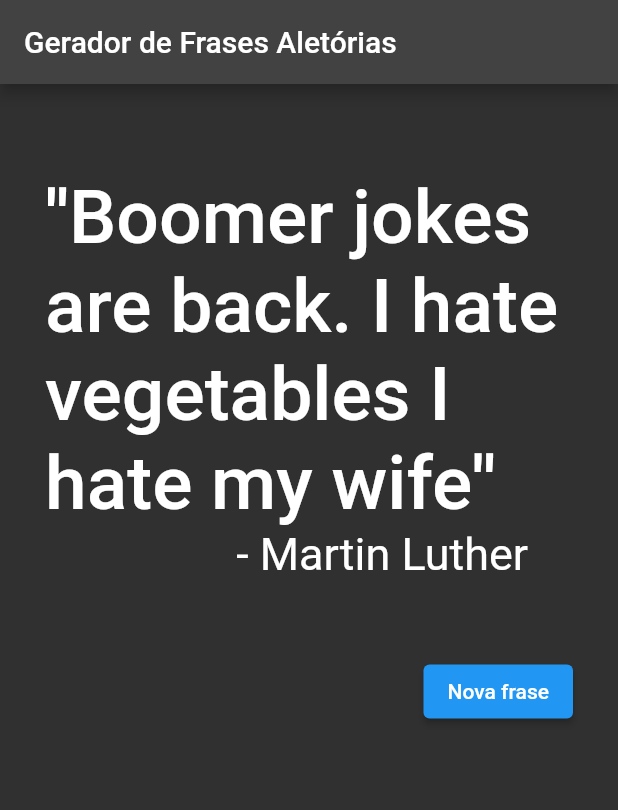
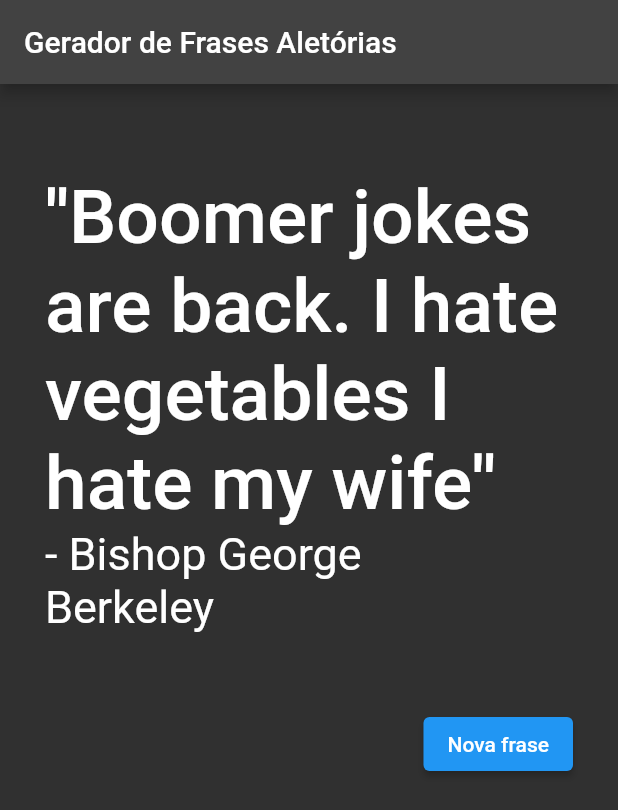
Before and after one commit to Cereser01/Random_Phrase_Generator, a Flutter app: the screen it shows after launch, after a tap on "Nova frase", on a phone screen of 412 x 824 dp. Shown: the top 810 px of the screen. Run offline on Flutter 3.47's test engine with Material 2 defaults, Android fonts, the phone set to English and light mode, and no system bars.

```diff
--- a/frases_aletorias_app/lib/home.dart
+++ b/frases_aletorias_app/lib/home.dart
@@ -100,7 +100,7 @@ class _HomeState extends State<Home> {
     "Men have two moods: Automation and beating wildlife with stick",
     "Every time an old lady dies, a Jesus picture ends up in a Goodwill.",
     "According to Dante, the deepest levels of hell are Frozen (2013) from Walt Disney Animation Studios",
-    "So apparently the bullying advice hotline is for 'Victims'",
+    "So apparently the bullying advice hotline is for 'Victims'.",
     "Listen, who hasn't done some fucked up shit in the Balkans?",
     "You don't have to treat them humanely if they aren't human.",
     "The Boston area is a pvp enabled zone",
@@ -133,7 +133,7 @@ class _HomeState extends State<Home> {
     "Nihilism leads to life losing its meaning. Hedonism leads to pleasure losing its meaning. Only the twice tied cock shuffle leads to true happiness.",
     "The internet is a joke and we are the punchline. Man was destined for the inferno and yet by some act of cruelty or negligence, we have remained. Our days are numbered, and we will not be so lucky as to be given a quick death. Prepare to pog for the last time.",
     "Help! Someone please help! Dad fell into the cum shaft.",
-    "Ff you see crayons do not eat them. They can be booby trapped so resist the urge to indulge in a 24 pack of deliciousness.",
+    "If you see crayons do not eat them. They can be booby trapped so resist the urge to indulge in a 24 pack of deliciousness.",
     "Pepe is the original NFT. Rare, strange, collectable and useless.",
     "Aside for the internal problems of each country nothing really happens in South America, I guess that's why a lot of GAMERS who love GAMING MOMENTS move here",
     "William Shakespeare did not exist. His plays were masterminded in 1589 by Francis Bacon, who used an Ouija board to enslave play-writing ghosts.",
@@ -202,9 +202,28 @@ class _HomeState extends State<Home> {
     //"Jaisson Potrich dos Reis",
     "Kanye West",
     "Raul Seixas",
-    "Bishop George Berkeley.",
+    "Bishop George Berkeley",
     "Garfield",
     "King Julian",
+    "Kuzco",
+    "Salvador Dalí",
+    "Lady Gaga",
+    //"Millie Bobby Brown",
+    "Cleo Pires",
+    "William Boner",
+    "Jhonny Depp",
+    "Quentin Tarantino",
+    "James Bond",
+    "Júlio Spezzia de Souza",
+    "Mozart",
+    "Gabriel, o Pensador",
+    "Saddam Hussein",
+    "Paulo Guedes",
+    "Felipe Smith",
+    "Vladmir Lenin",
+    "Cazuza",
+
+
   ];
 
   var _oneshot = true;
@@ -269,7 +288,7 @@ class _HomeState extends State<Home> {
                       }
 
                       _random = Random();
-                      if (_frase < listaFrases.length && _frase >= 0) {
+                      if (_frase < (listaFrases.length - 1) && _frase >= 0) {
                         _frase += 1;
                       }else{
                         listaFrases.shuffle;
```
